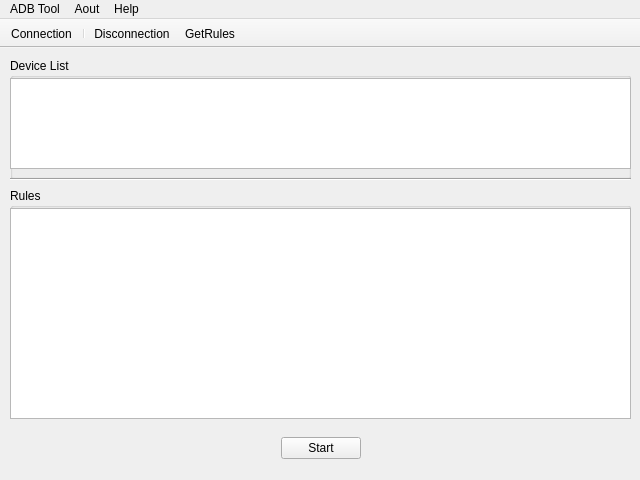
Qt form Main_UI.ui (gavinliu/OpenGPD-QT) before a commit.
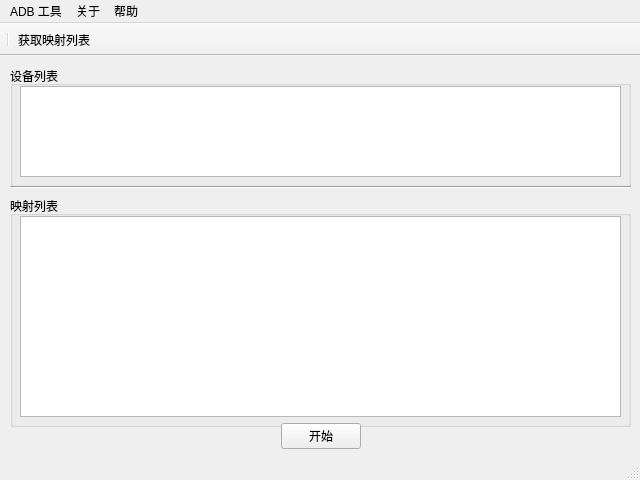
The same form after that commit.

What changed in the file:
```diff
--- a/Main_UI.ui
+++ b/Main_UI.ui
@@ -24,15 +24,15 @@
      </rect>
     </property>
     <property name="title">
-     <string>Rules</string>
+     <string>映射列表</string>
     </property>
     <widget class="QListView" name="listView_2">
      <property name="geometry">
       <rect>
-       <x>0</x>
+       <x>10</x>
        <y>20</y>
-       <width>621</width>
-       <height>211</height>
+       <width>601</width>
+       <height>201</height>
       </rect>
      </property>
      <property name="editTriggers">
@@ -50,14 +50,14 @@
      </rect>
     </property>
     <property name="title">
-     <string>Device List</string>
+     <string>设备列表</string>
     </property>
     <widget class="QListView" name="listView">
      <property name="geometry">
       <rect>
-       <x>0</x>
+       <x>10</x>
        <y>20</y>
-       <width>621</width>
+       <width>601</width>
        <height>91</height>
       </rect>
      </property>
@@ -83,7 +83,7 @@
     <property name="geometry">
      <rect>
       <x>10</x>
-      <y>380</y>
+      <y>360</y>
       <width>621</width>
       <height>41</height>
      </rect>
@@ -105,7 +105,7 @@
      <item>
       <widget class="QPushButton" name="pushButton">
        <property name="text">
-        <string>Start</string>
+        <string>开始</string>
        </property>
       </widget>
      </item>
@@ -131,25 +131,25 @@
      <x>0</x>
      <y>0</y>
      <width>640</width>
-     <height>24</height>
+     <height>23</height>
     </rect>
    </property>
    <widget class="QMenu" name="menuHelp">
     <property name="title">
-     <string>Help</string>
+     <string>帮助</string>
     </property>
     <addaction name="actionHelp"/>
    </widget>
    <widget class="QMenu" name="menuAout">
     <property name="title">
-     <string>Aout</string>
+     <string>关于</string>
     </property>
     <addaction name="actionAbout_Author"/>
     <addaction name="actionAoub_OpenGpad"/>
    </widget>
    <widget class="QMenu" name="menuADB_Tool">
     <property name="title">
-     <string>ADB Tool</string>
+     <string>ADB 工具</string>
     </property>
     <addaction name="actionKill_Server"/>
     <addaction name="actionStart_Server"/>
@@ -180,22 +180,13 @@
    <attribute name="toolBarBreak">
     <bool>false</bool>
    </attribute>
-   <addaction name="actionConnection"/>
    <addaction name="separator"/>
-   <addaction name="actionDisconnection"/>
    <addaction name="actionGetRules"/>
   </widget>
+  <widget class="QStatusBar" name="statusBar"/>
   <action name="actionHelp">
    <property name="text">
-    <string>Help ?</string>
-   </property>
-  </action>
-  <action name="actionConnection">
-   <property name="text">
-    <string>Connection</string>
-   </property>
-   <property name="toolTip">
-    <string>Connection</string>
+    <string>帮助</string>
    </property>
   </action>
   <action name="actionAbout">
@@ -203,14 +194,6 @@
     <string>About</string>
    </property>
   </action>
-  <action name="actionDisconnection">
-   <property name="text">
-    <string>Disconnection</string>
-   </property>
-   <property name="toolTip">
-    <string>Disconnection</string>
-   </property>
-  </action>
   <action name="actionGetDevice">
    <property name="text">
     <string>GetDevice</string>
@@ -221,7 +204,7 @@
   </action>
   <action name="actionGetRules">
    <property name="text">
-    <string>GetRules</string>
+    <string>获取映射列表</string>
    </property>
   </action>
   <action name="actionAbout_Author">
```
Left out of the diff: 4 changed lines with no effect on the pictures.
